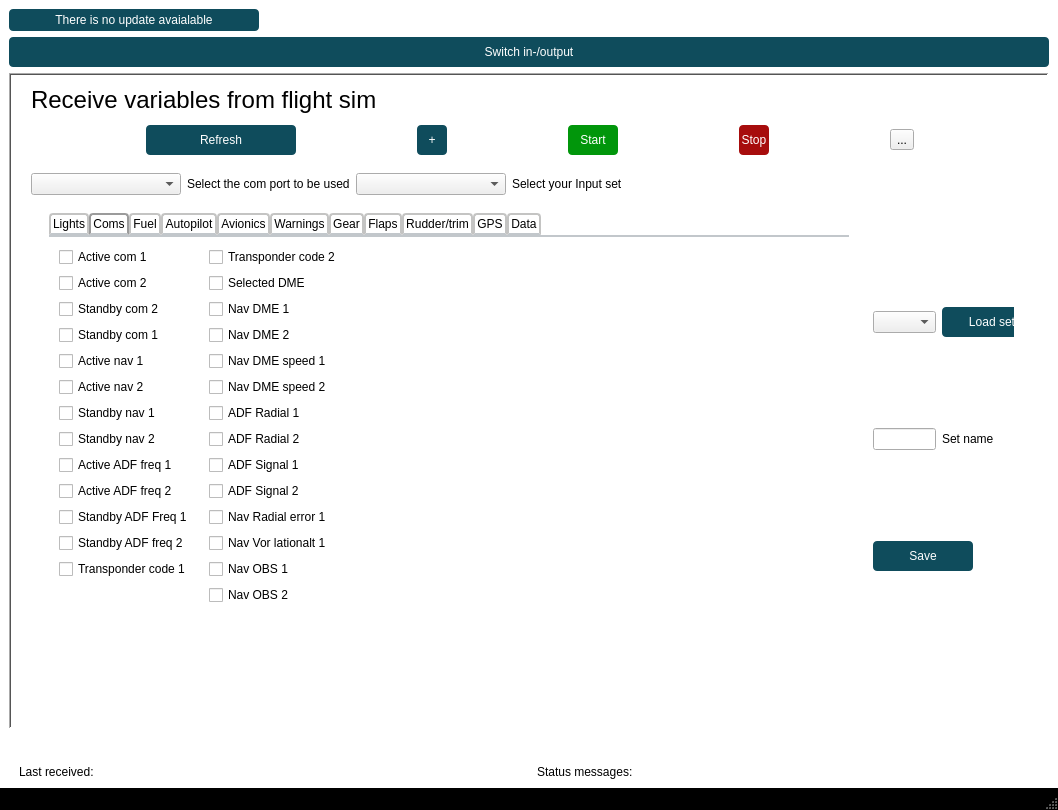
The window that mainwindow.ui (BitsAndDroids/Bits-and-Droids-flight-connector) describes before a commit, drawn with Qt 5.
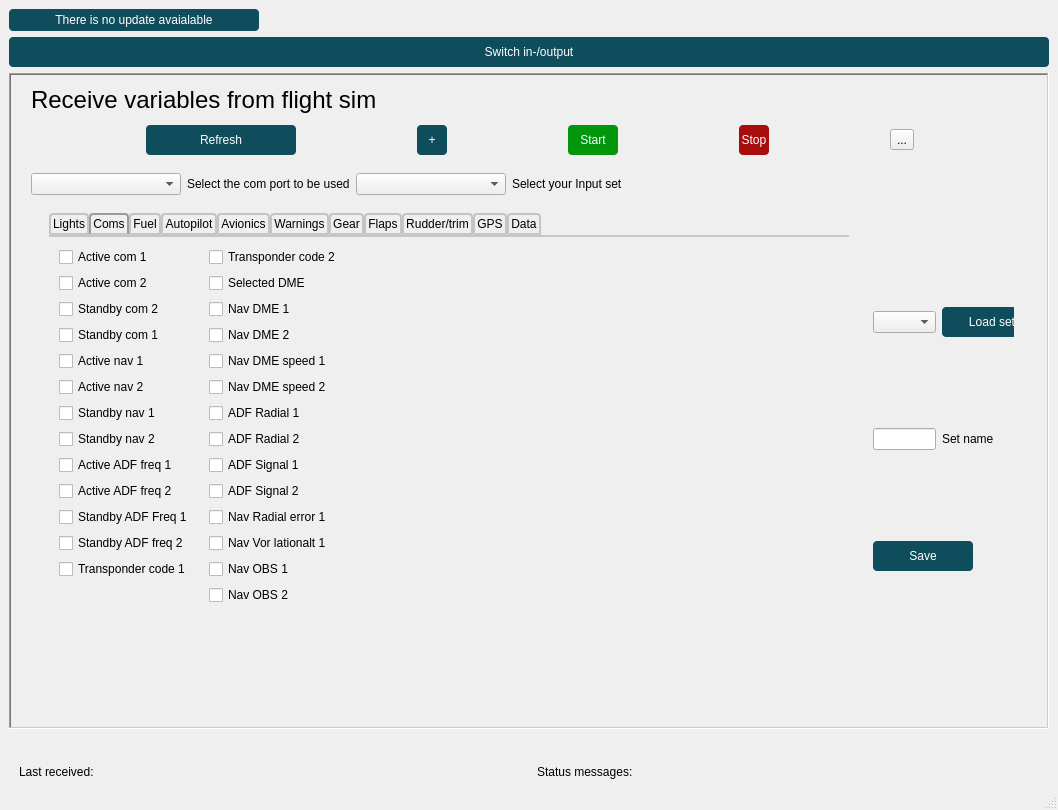
The same window after the commit. The open tabs and pages were chosen to show the change. Icons and pictures are not drawn.

The edit to the form file:
```diff
--- a/mainwindow.ui
+++ b/mainwindow.ui
@@ -18,35 +18,13 @@
   </property>
   <property name="styleSheet">
    <string notr="true">QApp{
-	background-color: rgb(0, 0, 0);
+	background-color: rgb(50, 50, 50)
 }
-#connectionPage{
-background-color: rgb(255, 255, 255);
-}
-QWidget#MainWindow{
-background-color: rgb(0, 0, 0);
-}
-QWidget#centralwidget{
-	background-color: rgb(255, 255, 255);
-}
-QWidget#stackedWidget{
-background-color: rgb(255, 255, 255);
-}
-#page{
-background-color: rgb(255, 255, 255);
-}
-#Input{
-background-color: rgb(255, 255, 255);
-}
-#Output{
-background-color: rgb(255, 255, 255);
-}
-
 QTabWidget::tab-bar {
 
 }
 QFrame{
-   border-color:#000;
+   border-color:#000
 }
 QPushButton{
 	background-color: #0f4c5c;
@@ -2535,8 +2513,8 @@
                  <rect>
                   <x>10</x>
                   <y>10</y>
-                  <width>144</width>
-                  <height>423</height>
+                  <width>141</width>
+                  <height>378</height>
                  </rect>
                 </property>
                 <property name="styleSheet">
@@ -2657,7 +2635,7 @@
                   <x>160</x>
                   <y>10</y>
                   <width>160</width>
-                  <height>471</height>
+                  <height>402</height>
                  </rect>
                 </property>
                 <layout class="QFormLayout" name="formLayout_11">
```
Left out of the diff: 32 changed lines with no effect on the pictures.
